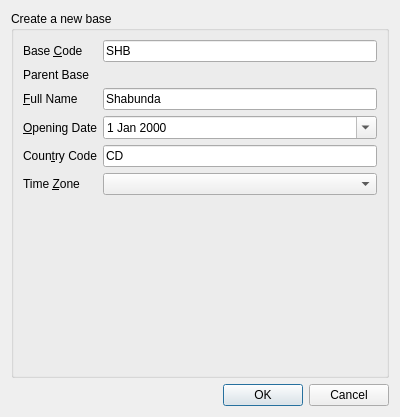
The window that H3/GUI/QtDesigns/CreateBaseBox.ui (MitaineDomise/H3) describes before a commit, drawn with Qt 5.
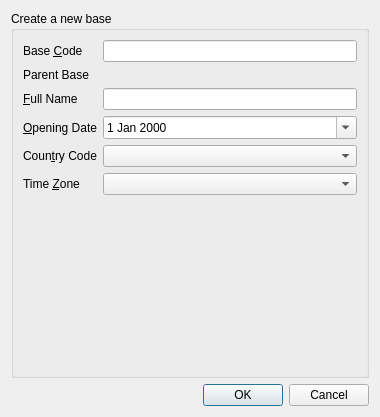
The same window after the commit.

Commit message: Improved bases mgmt preliminary work on routing rules improved sync logic

What changed in the file:
```diff
--- a/H3/GUI/QtDesigns/CreateBaseBox.ui
+++ b/H3/GUI/QtDesigns/CreateBaseBox.ui
@@ -6,7 +6,7 @@
    <rect>
     <x>0</x>
     <y>0</y>
-    <width>400</width>
+    <width>380</width>
     <height>417</height>
    </rect>
   </property>
@@ -36,7 +36,7 @@
       <item row="0" column="1">
        <widget class="QLineEdit" name="baseCodeLineEdit">
         <property name="text">
-         <string>SHB</string>
+         <string/>
         </property>
        </widget>
       </item>
@@ -60,7 +60,7 @@
       <item row="2" column="1">
        <widget class="QLineEdit" name="fullNameLineEdit">
         <property name="text">
-         <string>Shabunda</string>
+         <string/>
         </property>
        </widget>
       </item>
@@ -87,17 +87,7 @@
          <string>Coun&amp;try Code</string>
         </property>
         <property name="buddy">
-         <cstring>counTryCodeLineEdit</cstring>
-        </property>
-       </widget>
-      </item>
-      <item row="4" column="1">
-       <widget class="QLineEdit" name="counTryCodeLineEdit">
-        <property name="inputMask">
-         <string>&gt;AA; </string>
-        </property>
-        <property name="text">
-         <string>CD</string>
+         <cstring>countryComboBox</cstring>
         </property>
        </widget>
       </item>
@@ -121,6 +111,9 @@
         </property>
        </widget>
       </item>
+      <item row="4" column="1">
+       <widget class="QComboBox" name="countryComboBox"/>
+      </item>
      </layout>
     </widget>
    </item>
```
Left out of the diff: 2 changed lines with no effect on the pictures. The commit also changes 7 other files.
